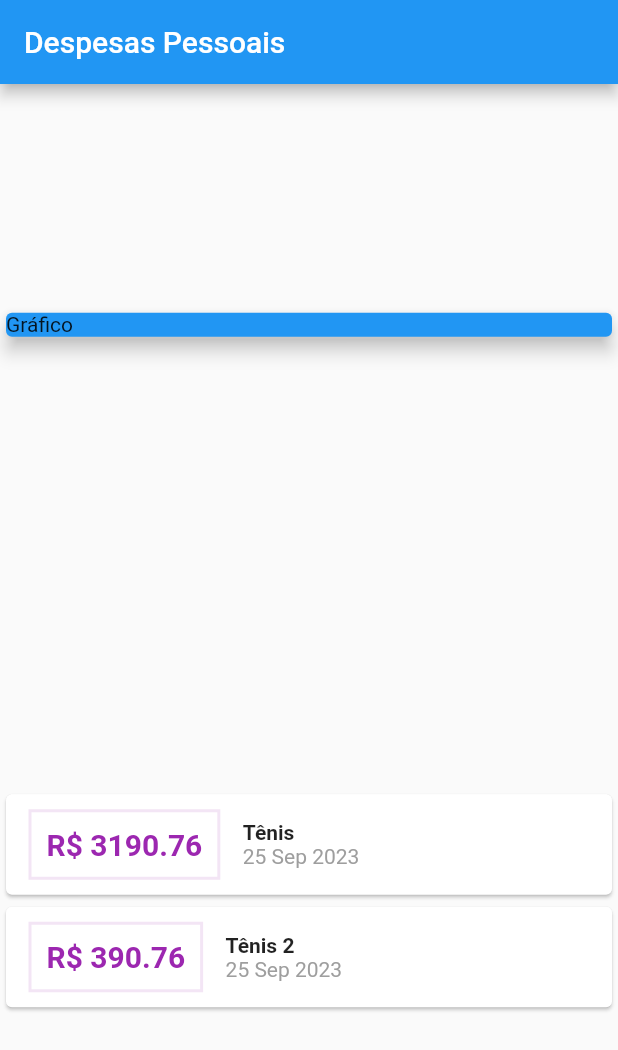
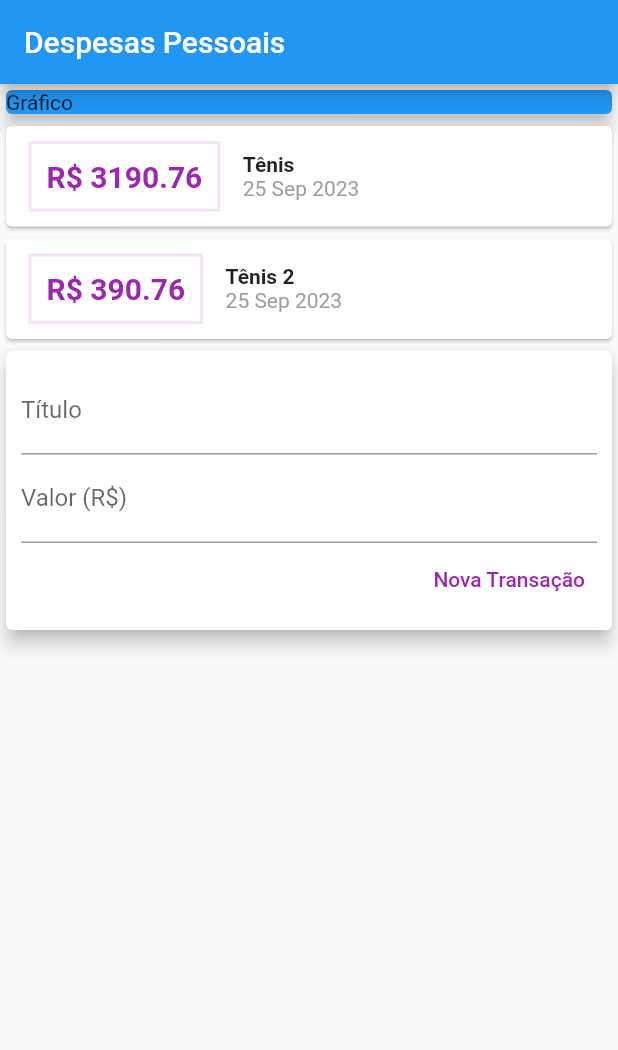
Before and after one commit to AfonsoMachado/personal_expenses, a Flutter app: the screen it shows after launch, on a phone screen of 412 x 824 dp. Shown: the top 1050 px of the screen. Run offline on Flutter 3.47's test engine with Material 2 defaults, Android fonts, the phone set to English and light mode, and no system bars.

Commit message:
feat: get text fields values

```diff
--- a/lib/main.dart
+++ b/lib/main.dart
@@ -16,6 +16,9 @@ class ExpansesApp extends StatelessWidget {
 }
 
 class MyHomePage extends StatelessWidget {
+  final titleController = TextEditingController();
+  final valueController = TextEditingController();
+
   final _transactions = [
     Transaction(
       id: 't1',
@@ -40,7 +43,6 @@ class MyHomePage extends StatelessWidget {
         title: const Text('Despesas Pessoais'),
       ),
       body: Column(
-        mainAxisAlignment: MainAxisAlignment.spaceAround,
         crossAxisAlignment: CrossAxisAlignment.stretch,
         children: [
           const SizedBox(
@@ -93,6 +95,39 @@ class MyHomePage extends StatelessWidget {
                 );
               }).toList()
             ],
+          ),
+          Card(
+            elevation: 5,
+            child: Padding(
+              padding: const EdgeInsets.all(10),
+              child: Column(
+                children: [
+                  TextField(
+                    controller: titleController,
+                    decoration: const InputDecoration(labelText: 'Título'),
+                  ),
+                  TextField(
+                    controller: valueController,
+                    decoration: const InputDecoration(labelText: 'Valor (R\$)'),
+                  ),
+                  Row(
+                    mainAxisAlignment: MainAxisAlignment.end,
+                    children: [
+                      TextButton(
+                        onPressed: () {
+                          print(titleController.text);
+                          print(valueController.text);
+                        },
+                        child: const Text(
+                          'Nova Transação',
+                          style: TextStyle(color: Colors.purple),
+                        ),
+                      ),
+                    ],
+                  )
+                ],
+              ),
+            ),
           )
         ],
       ),
```
